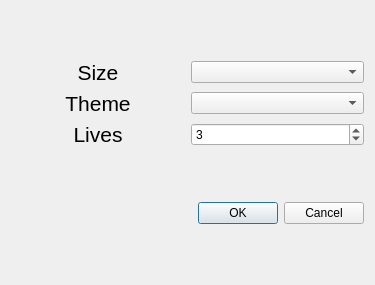
JakubStrawa/QT_Nonogram, file newgamedialog.ui: the form before one commit.
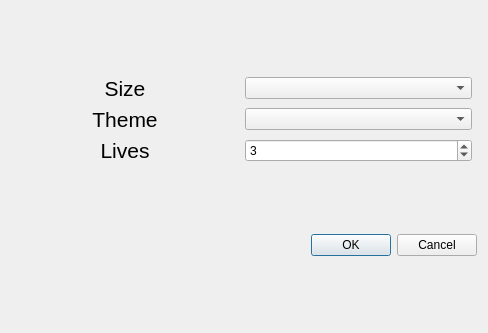
The form after the commit.

Patch:
```diff
--- a/newgamedialog.ui
+++ b/newgamedialog.ui
@@ -6,8 +6,8 @@
    <rect>
     <x>0</x>
     <y>0</y>
-    <width>375</width>
-    <height>285</height>
+    <width>488</width>
+    <height>333</height>
    </rect>
   </property>
   <property name="windowTitle">
@@ -16,6 +16,9 @@
   <layout class="QVBoxLayout" name="verticalLayout">
    <item>
     <layout class="QGridLayout" name="gridLayout">
+     <property name="rightMargin">
+      <number>5</number>
+     </property>
      <item row="0" column="0">
       <widget class="QLabel" name="sizeLabel">
        <property name="font">
@@ -87,6 +90,9 @@
      <property name="standardButtons">
       <set>QDialogButtonBox::Cancel|QDialogButtonBox::Ok</set>
      </property>
+     <property name="centerButtons">
+      <bool>false</bool>
+     </property>
     </widget>
    </item>
   </layout>
```
